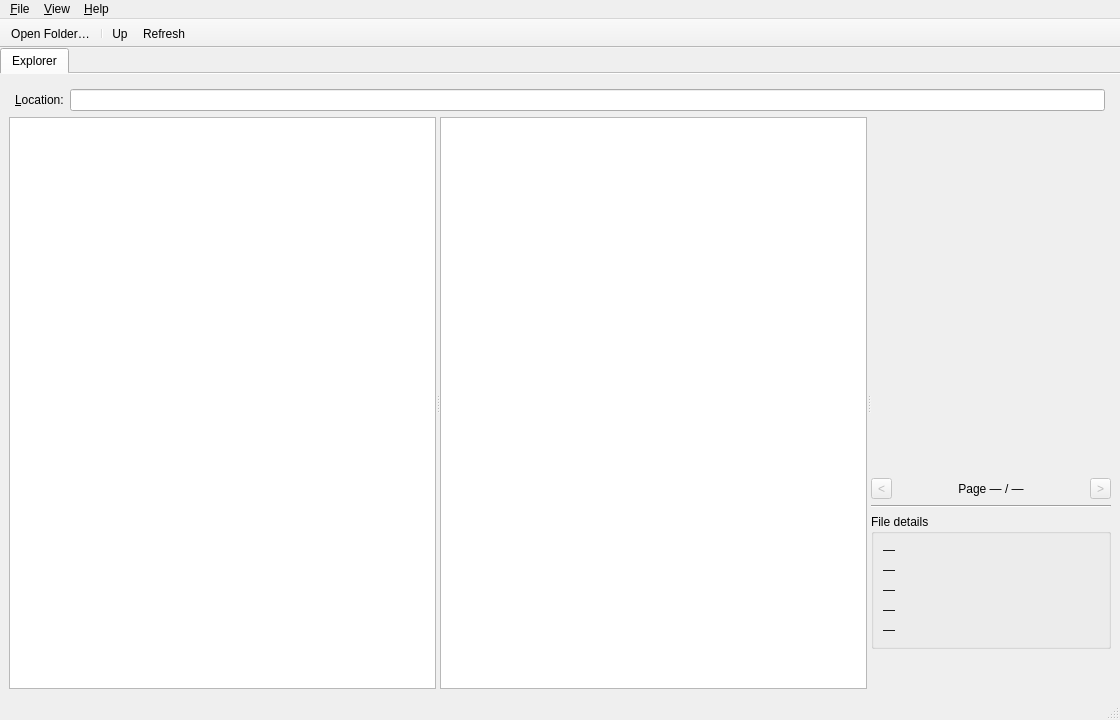
sstucke/cualpdf, file src/mainwindow.ui: the form before one commit.
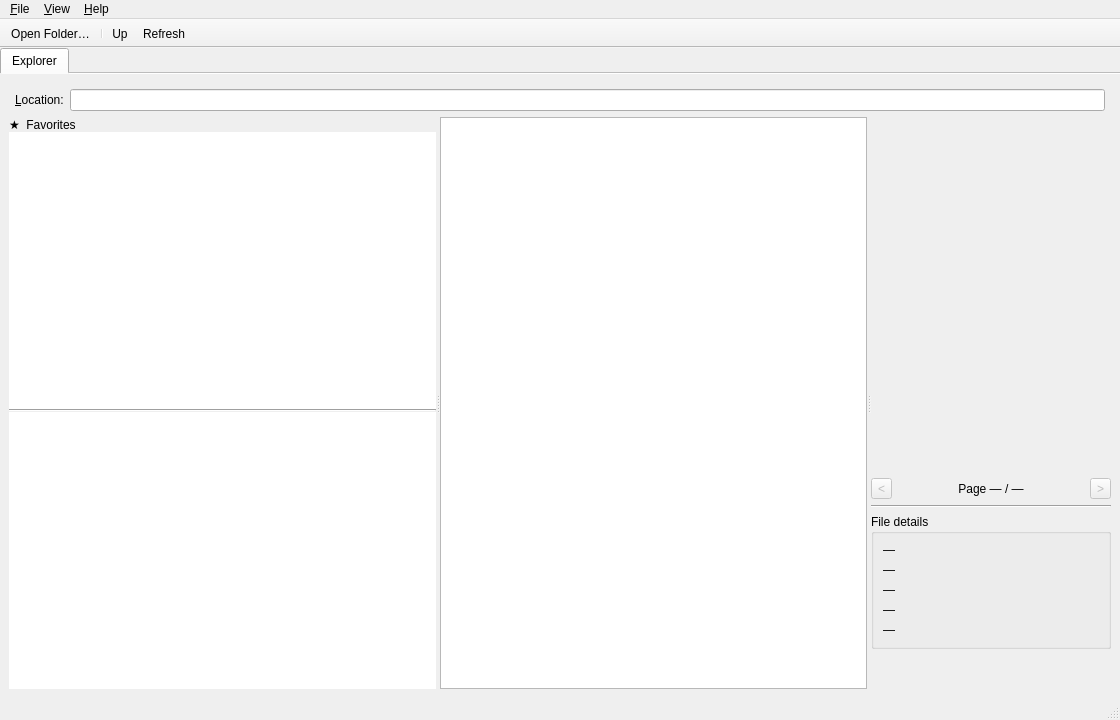
The form after the commit.

Commit message:
Add Favorites section to left panel
Adds a pinnable Favorites section above the filesystem tree. Right-click
any folder in the tree to pin/unpin it; right-click a favorite to unpin.
Single click navigates to the folder. The section is hidden when empty and
sizes to content height when visible. Favorites persist via AppSettings.
Spanish translations added for all new strings.

```diff
--- a/src/mainwindow.ui
+++ b/src/mainwindow.ui
@@ -74,13 +74,76 @@
           <property name="orientation">
            <enum>Qt::Horizontal</enum>
           </property>
-          <widget class="QTreeView" name="folderTreeView">
+          <widget class="QWidget" name="leftPanel">
            <property name="minimumSize">
             <size>
              <width>180</width>
              <height>0</height>
             </size>
            </property>
+           <layout class="QVBoxLayout" name="leftPanelLayout">
+            <property name="spacing">
+             <number>0</number>
+            </property>
+            <property name="leftMargin">
+             <number>0</number>
+            </property>
+            <property name="topMargin">
+             <number>0</number>
+            </property>
+            <property name="rightMargin">
+             <number>0</number>
+            </property>
+            <property name="bottomMargin">
+             <number>0</number>
+            </property>
+            <item>
+             <widget class="QLabel" name="favoritesHeaderLabel">
+              <property name="text">
+               <string>★  Favorites</string>
+              </property>
+              <property name="margin">
+               <number>4</number>
+              </property>
+             </widget>
+            </item>
+            <item>
+             <widget class="QListWidget" name="favoritesListWidget">
+              <property name="contextMenuPolicy">
+               <enum>Qt::CustomContextMenu</enum>
+              </property>
+              <property name="frameShape">
+               <enum>QFrame::NoFrame</enum>
+              </property>
+              <property name="sizeAdjustPolicy">
+               <enum>QAbstractScrollArea::AdjustToContents</enum>
+              </property>
+              <property name="iconSize">
+               <size>
+                <width>16</width>
+                <height>16</height>
+               </size>
+              </property>
+             </widget>
+            </item>
+            <item>
+             <widget class="QFrame" name="favoritesSeparator">
+              <property name="frameShape">
+               <enum>QFrame::HLine</enum>
+              </property>
+              <property name="frameShadow">
+               <enum>QFrame::Sunken</enum>
+              </property>
+             </widget>
+            </item>
+            <item>
+             <widget class="QTreeView" name="folderTreeView">
+              <property name="contextMenuPolicy">
+               <enum>Qt::CustomContextMenu</enum>
+              </property>
+              <property name="frameShape">
+               <enum>QFrame::NoFrame</enum>
+              </property>
            <property name="headerHidden">
             <bool>true</bool>
            </property>
@@ -90,6 +153,9 @@
            <property name="animated">
             <bool>true</bool>
            </property>
+             </widget>
+            </item>
+           </layout>
           </widget>
           <widget class="QListView" name="folderContentView">
            <property name="minimumSize">
```
Lines whose indentation alone changed are shown as unchanged. The commit also changes 5 other files.
